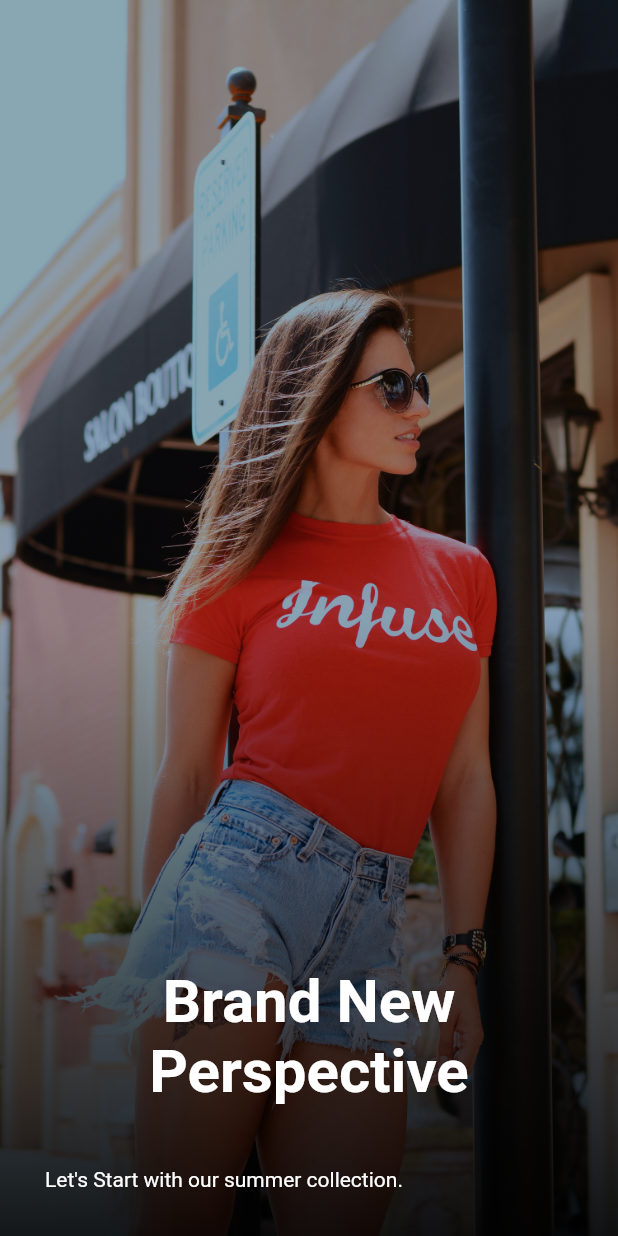
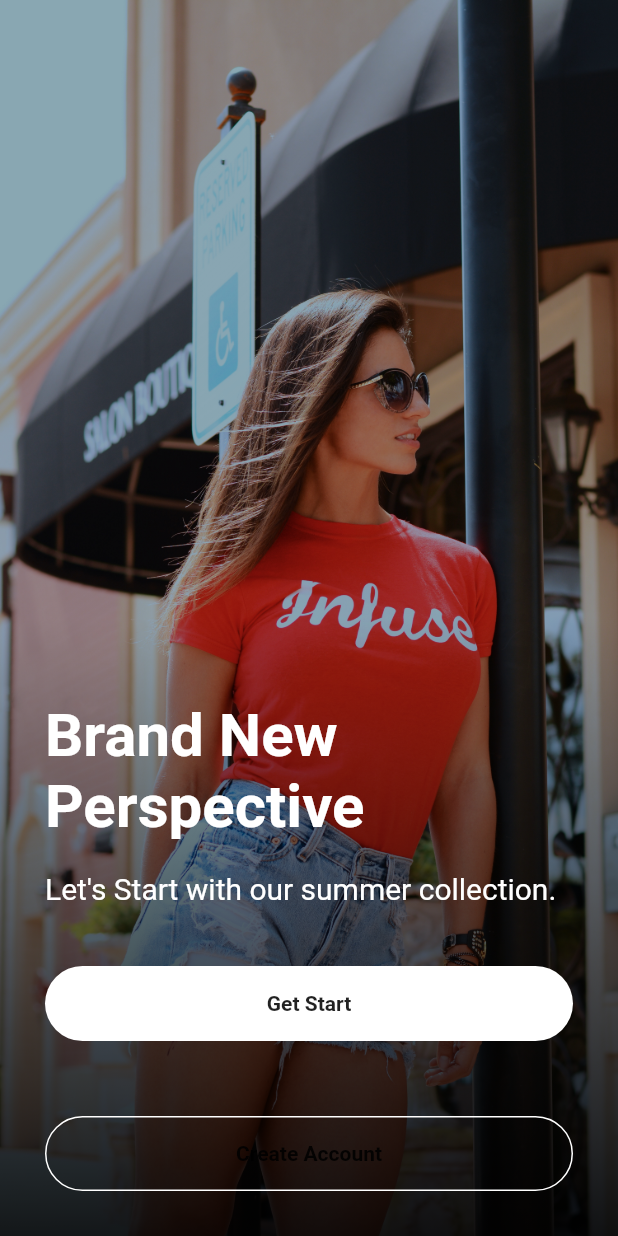
Before and after one commit to lakshayraturi/flutter-eCommerce-app, a Flutter app: the screen it shows after launch, on a phone screen of 412 x 824 dp. Run offline on Flutter 3.47's test engine with Material 2 defaults, Android fonts, the phone set to English and light mode, and no system bars.

Commit message:
Adding new things in homepage

```diff
--- a/lib/main.dart
+++ b/lib/main.dart
@@ -41,24 +41,57 @@ class _HomePageState extends State<HomePage> {
             child: Column(
               crossAxisAlignment: CrossAxisAlignment.start,
               mainAxisAlignment: MainAxisAlignment.end,
-              children: const [
-                Text(
+              children: [
+                const Text(
                   'Brand New Perspective',
-                  textAlign: TextAlign.center,
                   style: TextStyle(
                     color: Colors.white,
                     fontSize: 40,
                     fontWeight: FontWeight.bold,
                   ),
                 ),
-                SizedBox(
+                const SizedBox(
+                  height: 20,
+                ),
+                const Text(
+                  'Let\'s Start with our summer collection.',
+                  style: TextStyle(
+                    color: Colors.white,
+                    fontSize: 20,
+                  ),
+                ),
+                const SizedBox(
                   height: 40,
                 ),
-                Text(
-                  'Let\'s Start with our summer collection.',
-                  textAlign: TextAlign.center,
-                  style: TextStyle(
+                Container(
+                  height: 50,
+                  decoration: BoxDecoration(
                     color: Colors.white,
+                    borderRadius: BorderRadius.circular(50),
+                  ),
+                  child: const Center(
+                    child: Text(
+                      'Get Start',
+                      style: TextStyle(
+                        fontWeight: FontWeight.bold,
+                      ),
+                    ),
+                  ),
+                ),
+                const SizedBox(height: 50,),
+                Container(
+                  height: 50,
+                  decoration: BoxDecoration(
+                    border: Border.all(color: Colors.white,),
+                    borderRadius: BorderRadius.circular(50),
+                  ),
+                  child: const Center(
+                    child: Text(
+                      'Create Account',
+                      style: TextStyle(
+                        fontWeight: FontWeight.bold,
+                      ),
+                    ),
                   ),
                 ),
               ],
```
